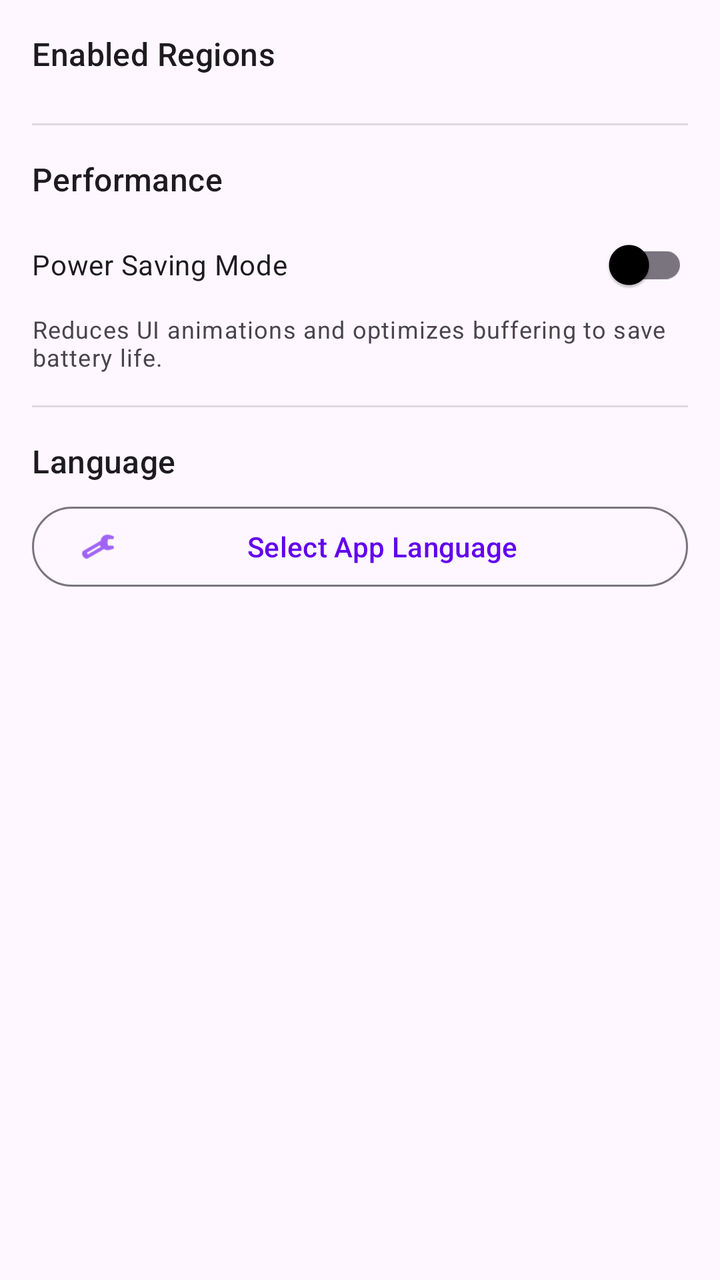
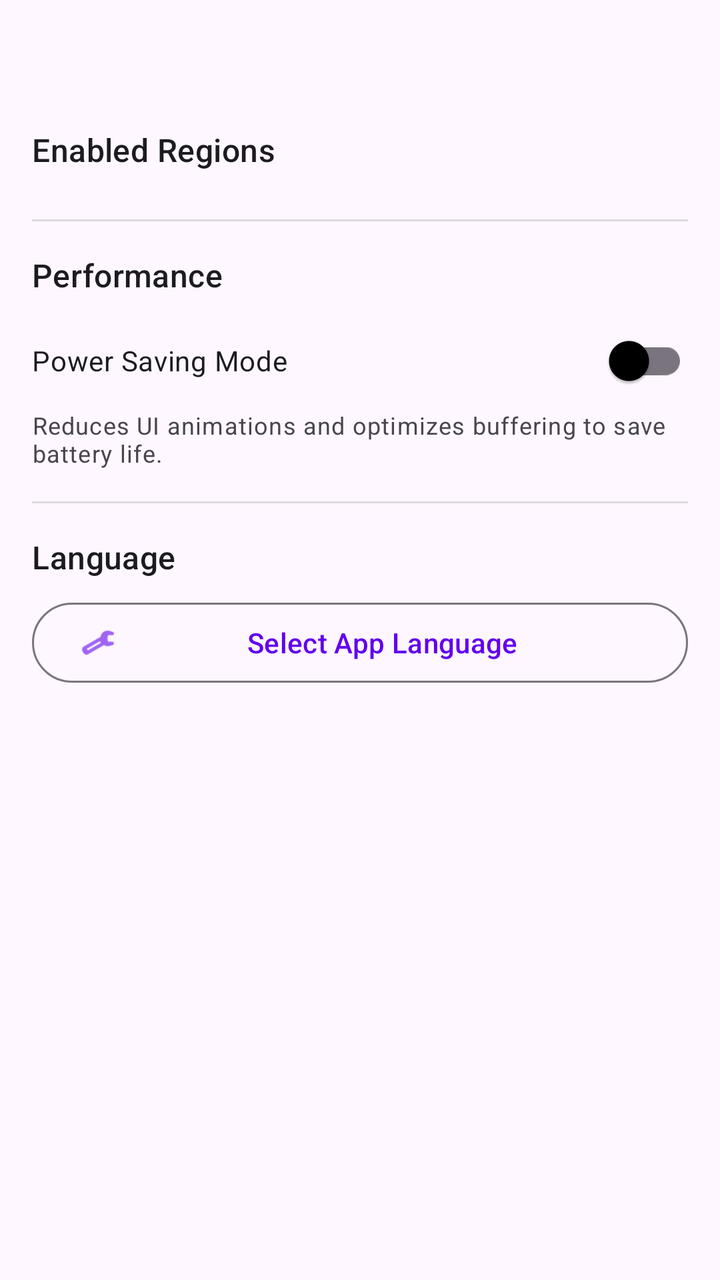

Before-and-after screenshots of an Android layout around one commit, followed by the original layout XML and the change that was made.
<!-- AndroidManifest.xml: application theme Theme.RadioAPP -->
<!-- res/layout/fragment_settings.xml -->
<?xml version="1.0" encoding="utf-8"?>
<androidx.core.widget.NestedScrollView xmlns:android="http://schemas.android.com/apk/res/android"
    xmlns:app="http://schemas.android.com/apk/res-auto"
    xmlns:tools="http://schemas.android.com/tools"
    android:layout_width="match_parent"
    android:layout_height="match_parent"
    android:layout_marginTop="?attr/actionBarSize"
    tools:context=".ui.settings.SettingsFragment">

    <LinearLayout
        android:layout_width="match_parent"
        android:layout_height="wrap_content"
        android:orientation="vertical"
        android:paddingTop="16dp"
        android:paddingHorizontal="16dp"
        android:paddingBottom="80dp">

        <TextView
            android:layout_width="match_parent"
            android:layout_height="wrap_content"
            android:layout_marginBottom="8dp"
            android:text="@string/title_enabled_regions"
            android:textAppearance="?attr/textAppearanceTitleMedium" />

        <LinearLayout
            android:id="@+id/regionsContainer"
            android:layout_width="match_parent"
            android:layout_height="wrap_content"
            android:orientation="vertical" />

        <View
            android:layout_width="match_parent"
            android:layout_height="1dp"
            android:layout_marginVertical="16dp"
            android:background="?android:attr/listDivider" />

        <TextView
            android:layout_width="match_parent"
            android:layout_height="wrap_content"
            android:layout_marginBottom="8dp"
            android:text="@string/title_performance"
            android:textAppearance="?attr/textAppearanceTitleMedium" />

        <com.google.android.material.switchmaterial.SwitchMaterial
            android:id="@+id/switchPowerSaving"
            android:layout_width="match_parent"
            android:layout_height="wrap_content"
            android:text="@string/label_power_saving"
            android:paddingVertical="8dp"
            app:useMaterialThemeColors="true" />

        <TextView
            android:layout_width="match_parent"
            android:layout_height="wrap_content"
            android:text="@string/desc_power_saving"
            android:textAppearance="?attr/textAppearanceBodySmall"
            android:textColor="?attr/colorOnSurfaceVariant" />

        <View
            android:layout_width="match_parent"
            android:layout_height="1dp"
            android:layout_marginVertical="16dp"
            android:background="?android:attr/listDivider" />

        <TextView
            android:layout_width="match_parent"
            android:layout_height="wrap_content"
            android:layout_marginBottom="8dp"
            android:text="@string/title_language"
            android:textAppearance="?attr/textAppearanceTitleMedium" />

        <com.google.android.material.button.MaterialButton
            android:id="@+id/buttonSelectLanguage"
            style="?attr/materialButtonOutlinedStyle"
            android:layout_width="match_parent"
            android:layout_height="wrap_content"
            android:text="@string/label_select_language"
            app:icon="@android:drawable/ic_menu_manage" />

    </LinearLayout>
</androidx.core.widget.NestedScrollView>
<!-- resources referenced by this layout -->
<resources>
  <string name="desc_power_saving">Reduces UI animations and optimizes buffering to save battery life.</string>
  <string name="label_power_saving">Power Saving Mode</string>
  <string name="label_select_language">Select App Language</string>
  <string name="title_enabled_regions">Enabled Regions</string>
  <string name="title_language">Language</string>
  <string name="title_performance">Performance</string>
  <style name="Theme.RadioAPP" parent="Theme.Material3.DayNight">
          
          <item name="colorPrimary">@color/purple_500</item>
          <item name="colorOnPrimary">@color/white</item>
          
          <item name="colorSecondary">@color/teal_200</item>
          <item name="colorOnSecondary">@color/black</item>
          
          <item name="android:statusBarColor">?attr/colorPrimary</item>
          
          <item name="colorPrimaryContainer">@color/purple_200</item>
          <item name="colorOnPrimaryContainer">@color/black</item>
          <item name="colorSurface">@color/white</item>
          <item name="colorOnSurface">@color/black</item>
      </style>
  <color name="purple_500">#FF6200EE</color>
  <color name="white">#FFFFFFFF</color>
  <color name="teal_200">#FF03DAC5</color>
  <color name="black">#FF000000</color>
  <color name="purple_200">#FFBB86FC</color>
</resources>

<!-- the commit's change to res/layout/fragment_settings.xml (unified diff, before → after) -->
@@ -4,16 +4,16 @@
     xmlns:tools="http://schemas.android.com/tools"
     android:layout_width="match_parent"
     android:layout_height="match_parent"
-    android:layout_marginTop="?attr/actionBarSize"
+    android:paddingTop="?attr/actionBarSize"
+    android:clipToPadding="false"
     tools:context=".ui.settings.SettingsFragment">
 
     <LinearLayout
         android:layout_width="match_parent"
         android:layout_height="wrap_content"
         android:orientation="vertical"
-        android:paddingTop="16dp"
         android:paddingHorizontal="16dp"
-        android:paddingBottom="80dp">
+        android:paddingBottom="120dp">
 
         <TextView
             android:layout_width="match_parent"
<!-- resource entries referenced after the edit -->
@@ -8,11 +8,13 @@
   <string name="title_performance">Performance</string>
   <style name="Theme.RadioAPP" parent="Theme.Material3.DayNight">
           
-          <item name="colorPrimary">@color/purple_500</item>
+          <item name="colorPrimary">#6200EE</item>
           <item name="colorOnPrimary">@color/white</item>
           
-          <item name="colorSecondary">@color/teal_200</item>
-          <item name="colorOnSecondary">@color/black</item>
+          <item name="colorSecondary">#3700B3</item>
+          <item name="colorOnSecondary">@color/white</item>
+          <item name="colorSecondaryContainer">#EADDFF</item>
+          <item name="colorOnSecondaryContainer">#21005D</item>
           
           <item name="android:statusBarColor">?attr/colorPrimary</item>
           
@@ -21,9 +23,7 @@
           <item name="colorSurface">@color/white</item>
           <item name="colorOnSurface">@color/black</item>
       </style>
-  <color name="purple_500">#FF6200EE</color>
   <color name="white">#FFFFFFFF</color>
-  <color name="teal_200">#FF03DAC5</color>
   <color name="black">#FF000000</color>
   <color name="purple_200">#FFBB86FC</color>
 </resources>
